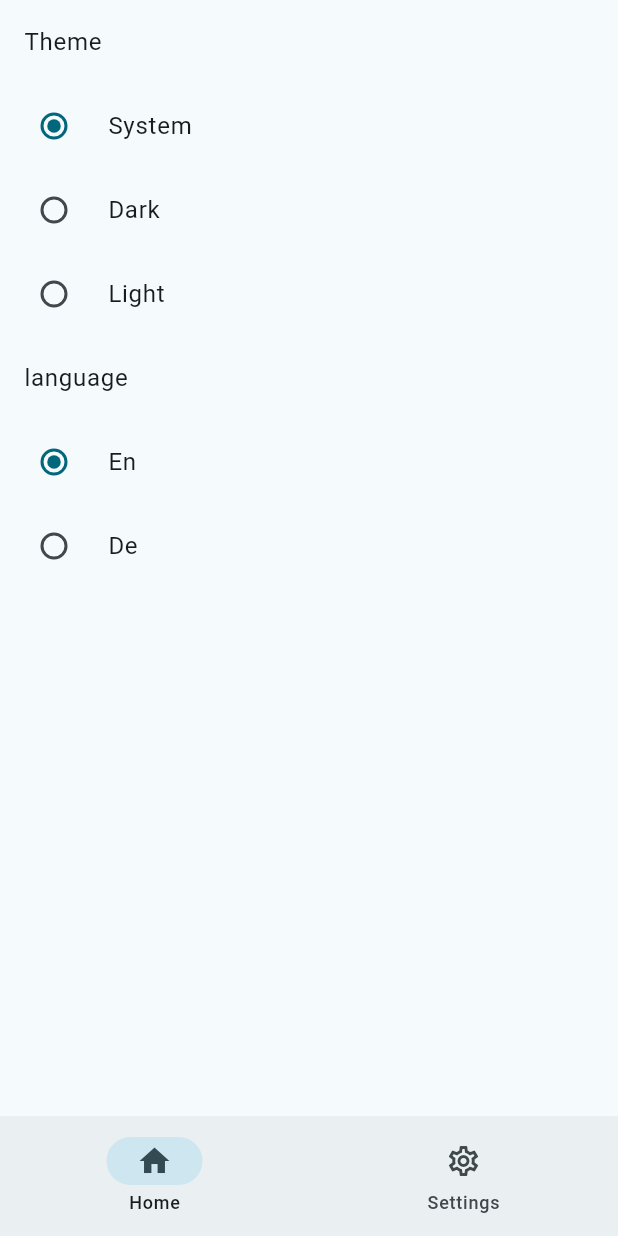
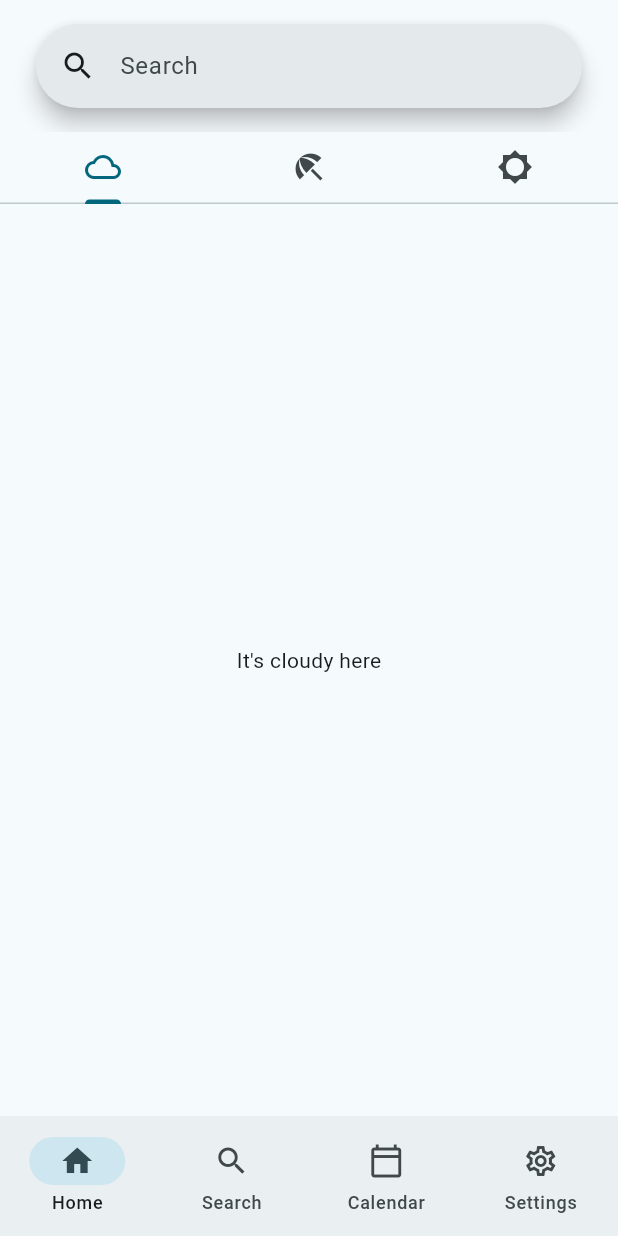
Before and after one commit to MahanRahmati/flutter_boilerplate_app, a Flutter app: the screen it shows after launch, swiped to page 2, on a phone screen of 412 x 824 dp. Run offline on Flutter 3.47's test engine with Material 2 defaults, Android fonts, the phone set to English and light mode, and no system bars; our stand-ins replace cached_network_image, flutter_native_splash, flutter_riverpod, flutter_svg, freezed_annotation, go_router and 2 more; missing offline and left inert: arna_logger, arna_web_service; accounts and stored records are empty; generated files the repository leaves out were written again.

Commit message:
feat[screen_home]: Update pages

```diff
--- /dev/null
+++ b/packages/screen_home/lib/src/screens/calendar_page.dart
@@ -0,0 +1,74 @@
+import 'package:flutter/material.dart';
+import 'package:flutter_riverpod/flutter_riverpod.dart';
+
+class CalendarPage extends ConsumerStatefulWidget {
+  const CalendarPage({super.key});
+
+  @override
+  ConsumerState<CalendarPage> createState() => _CalendarPageState();
+}
+
+class _CalendarPageState extends ConsumerState<CalendarPage>
+    with AutomaticKeepAliveClientMixin {
+  Calendar calendarView = Calendar.day;
+
+  @override
+  bool get wantKeepAlive => true;
+
+  void onSelectionChanged(final Set<Calendar> newSelection) {
+    setState(() => calendarView = newSelection.first);
+  }
+
+  @override
+  Widget build(final BuildContext context) {
+    super.build(context);
+    return Scaffold(
+      appBar: AppBar(
+        title: const Text('Calendar'),
+        centerTitle: true,
+        bottom: PreferredSize(
+          preferredSize: const Size.fromHeight(40),
+          child: SegmentedButton<Calendar>(
+            segments: const <ButtonSegment<Calendar>>[
+              ButtonSegment<Calendar>(
+                value: Calendar.day,
+                label: Text('Day'),
+                icon: Padding(
+                  padding: EdgeInsets.symmetric(vertical: 12.0),
+                  child: Icon(Icons.calendar_view_day),
+                ),
+              ),
+              ButtonSegment<Calendar>(
+                value: Calendar.week,
+                label: Text('Week'),
+                icon: Icon(Icons.calendar_view_week),
+              ),
+              ButtonSegment<Calendar>(
+                value: Calendar.month,
+                label: Text('Month'),
+                icon: Icon(Icons.calendar_view_month),
+              ),
+              ButtonSegment<Calendar>(
+                value: Calendar.year,
+                label: Text('Year'),
+                icon: Icon(Icons.calendar_today),
+              ),
+            ],
+            selected: <Calendar>{calendarView},
+            onSelectionChanged: (final Set<Calendar> newSelection) {
+              setState(() => calendarView = newSelection.first);
+            },
+          ),
+        ),
+      ),
+      body: switch (calendarView) {
+        Calendar.day => const Center(child: Text('Day')),
+        Calendar.week => const Center(child: Text('Week')),
+        Calendar.month => const Center(child: Text('Month')),
+        Calendar.year => const Center(child: Text('Year')),
+      },
+    );
+  }
+}
+
+enum Calendar { day, week, month, year }
--- a/packages/screen_home/lib/src/screens/home_page.dart
+++ b/packages/screen_home/lib/src/screens/home_page.dart
@@ -23,6 +23,10 @@ class _HomePageState extends ConsumerState<HomePage>
   Widget build(final BuildContext context) {
     super.build(context);
     return Scaffold(
+      appBar: AppBar(
+        title: const Text('Home'),
+        centerTitle: true,
+      ),
       body: Center(
         child: Column(
           mainAxisAlignment: MainAxisAlignment.center,
--- a/packages/screen_home/lib/src/screens/home_screen.dart
+++ b/packages/screen_home/lib/src/screens/home_screen.dart
@@ -1,7 +1,9 @@
 import 'package:flutter/material.dart';
 import 'package:flutter_riverpod/flutter_riverpod.dart';
 
+import '/src/screens/calendar_page.dart';
 import '/src/screens/home_page.dart';
+import '/src/screens/search_page.dart';
 import '/src/screens/settings_page.dart';
 import '/src/widgets/home_screen_navigation_bar.dart';
 
@@ -44,6 +46,8 @@ class _HomeScreenState extends ConsumerState<HomeScreen> {
         physics: const NeverScrollableScrollPhysics(),
         children: const <Widget>[
           HomePage(),
+          SearchPage(),
+          CalendarPage(),
           SettingsPage(),
         ],
       ),
--- /dev/null
+++ b/packages/screen_home/lib/src/screens/search_page.dart
@@ -0,0 +1,53 @@
+import 'package:flutter/material.dart';
+import 'package:flutter_riverpod/flutter_riverpod.dart';
+
+class SearchPage extends ConsumerStatefulWidget {
+  const SearchPage({super.key});
+
+  @override
+  ConsumerState<SearchPage> createState() => _SearchPageState();
+}
+
+class _SearchPageState extends ConsumerState<SearchPage>
+    with AutomaticKeepAliveClientMixin {
+  @override
+  bool get wantKeepAlive => true;
+
+  @override
+  Widget build(final BuildContext context) {
+    super.build(context);
+    return DefaultTabController(
+      length: 3,
+      child: Scaffold(
+        appBar: AppBar(
+          toolbarHeight: kToolbarHeight + 32.0,
+          title: const Padding(
+            padding: EdgeInsets.all(8.0),
+            child: SearchBar(
+              leading: Padding(
+                padding: EdgeInsets.symmetric(horizontal: 8.0),
+                child: Icon(Icons.search),
+              ),
+              hintText: 'Search',
+            ),
+          ),
+          centerTitle: true,
+          bottom: const TabBar(
+            tabs: <Widget>[
+              Tab(icon: Icon(Icons.cloud_outlined)),
+              Tab(icon: Icon(Icons.beach_access_sharp)),
+              Tab(icon: Icon(Icons.brightness_5_sharp)),
+            ],
+          ),
+        ),
+        body: const TabBarView(
+          children: <Widget>[
+            Center(child: Text("It's cloudy here")),
+            Center(child: Text("It's rainy here")),
+            Center(child: Text("It's sunny here")),
+          ],
+        ),
+      ),
+    );
+  }
+}
--- a/packages/screen_home/lib/src/screens/settings_page.dart
+++ b/packages/screen_home/lib/src/screens/settings_page.dart
@@ -20,6 +20,10 @@ class SettingsPage extends ConsumerWidget {
     final AsyncValue<AppLocale> appLocale = ref.watch(appLanguageProvider);
     final StringsEn t = ref.watch(translationProvider);
     return Scaffold(
+      appBar: AppBar(
+        title: const Text('Settings'),
+        centerTitle: true,
+      ),
       body: ListView(
         children: <Widget>[
           ListTile(title: Text(t.theme.theme)),
--- a/packages/screen_home/lib/src/widgets/home_screen_navigation_bar.dart
+++ b/packages/screen_home/lib/src/widgets/home_screen_navigation_bar.dart
@@ -22,6 +22,16 @@ class HomeScreenNavigationBar extends StatelessWidget {
           label: 'Home',
         ),
         NavigationDestination(
+          selectedIcon: Icon(Icons.search),
+          icon: Icon(Icons.search_outlined),
+          label: 'Search',
+        ),
+        NavigationDestination(
+          selectedIcon: Icon(Icons.calendar_today),
+          icon: Icon(Icons.calendar_today_outlined),
+          label: 'Calendar',
+        ),
+        NavigationDestination(
           selectedIcon: Icon(Icons.settings),
           icon: Icon(Icons.settings_outlined),
           label: 'Settings',
```
